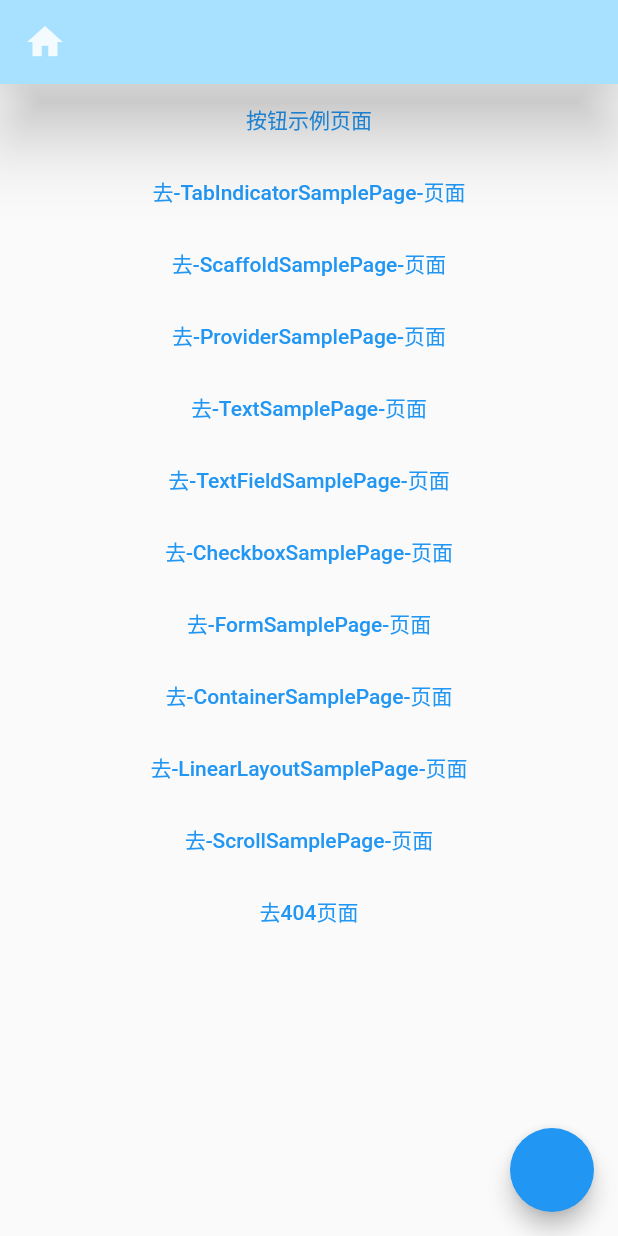
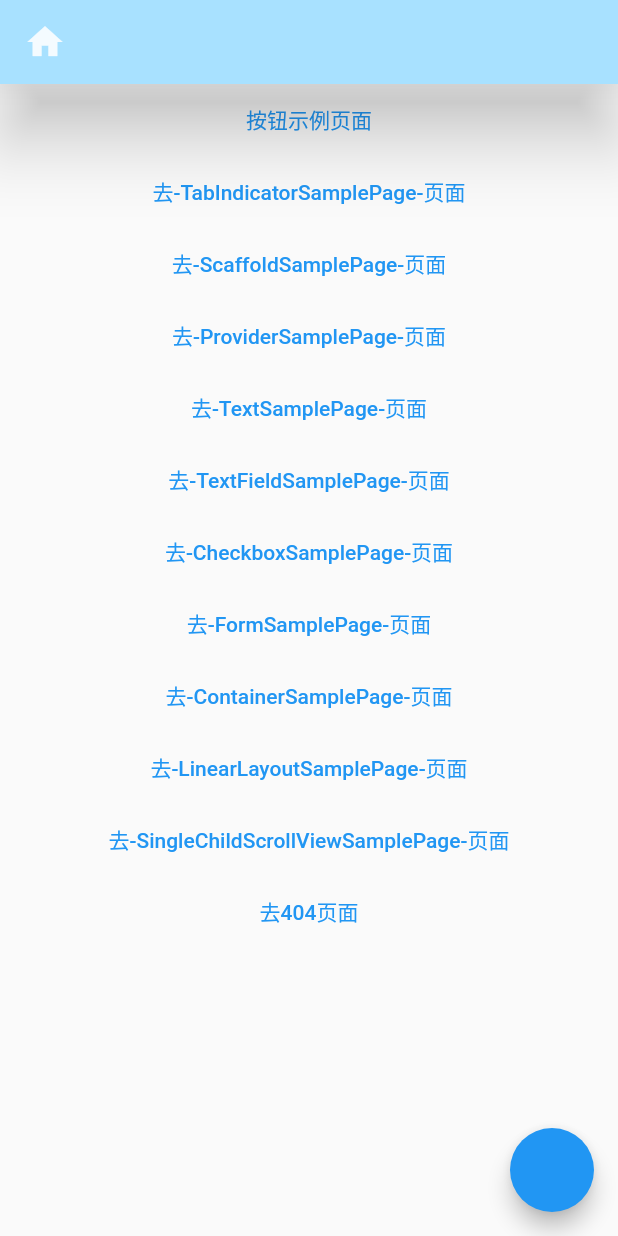
Before and after one commit to a454892215/my_flutter, a Flutter app: the screen it shows after launch, on a phone screen of 412 x 824 dp. Run offline on Flutter 3.47's test engine with Material 2 defaults, Android fonts, the phone set to English and light mode, and no system bars; our stand-ins replace fluttertoast.

Commit message:
SingleChildScrollViewSamplePage

```diff
--- a/lib/flutter_learn/note12_scroll_sample.dart
+++ b/lib/flutter_learn/note12_scroll_sample.dart
@@ -2,8 +2,8 @@ import 'package:flutter/material.dart';
 import 'package:my_flutter_lib_3/util/ui_utils.dart';
 import 'package:provider/provider.dart';
 
-class ScrollSamplePage extends StatefulWidget {
-  const ScrollSamplePage({super.key});
+class SingleChildScrollViewSamplePage extends StatefulWidget {
+  const SingleChildScrollViewSamplePage({super.key});
 
   @override
   State<StatefulWidget> createState() {
@@ -29,7 +29,7 @@ class _SamplePageState extends State {
 
   Scaffold buildScaffold() {
     return Scaffold(
-      appBar: AppBar(title: const Text("滚动-示例")),
+      appBar: AppBar(title: const Text("SingleChildScrollView-示例")),
       // FractionallySizedBox 的 widthFactor 生效
       body: Container(
         color: const Color.fromARGB(222, 213, 213, 213),
--- a/lib/material_apps.dart
+++ b/lib/material_apps.dart
@@ -59,7 +59,7 @@ Widget getMaterialApp(var title) {
       '/FormSamplePage': (BuildContext context) => const FormSamplePage(),
       '/ContainerSamplePage': (BuildContext context) => const ContainerSamplePage(),
       '/LinearLayoutSamplePage': (BuildContext context) => const LinearLayoutSamplePage(),
-      '/ScrollSamplePage': (BuildContext context) => const ScrollSamplePage(),
+      '/SingleChildScrollViewSamplePage': (BuildContext context) => const SingleChildScrollViewSamplePage(),
       '/CheckboxSamplePage': (BuildContext context) => const CheckboxSamplePage(),
     },
 
--- a/lib/pages/page1.dart
+++ b/lib/pages/page1.dart
@@ -44,7 +44,7 @@ class Page1State extends State {
           RouterButton(params: ["/FormSamplePage", "去-FormSamplePage-页面"]),
           RouterButton(params: ["/ContainerSamplePage", "去-ContainerSamplePage-页面"]),
           RouterButton(params: ["/LinearLayoutSamplePage", "去-LinearLayoutSamplePage-页面"]),
-          RouterButton(params: ["/ScrollSamplePage", "去-ScrollSamplePage-页面"]),
+          RouterButton(params: ["/SingleChildScrollViewSamplePage", "去-SingleChildScrollViewSamplePage-页面"]),
           RouterButton(params: ["/page999", "去404页面"]),
         ],
       )),
```
